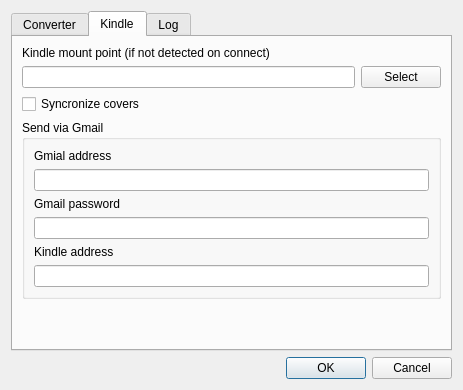
First picture: the form in ui/SettingsDialog.ui, repository rupor-github/fb2mobi, before the edit.
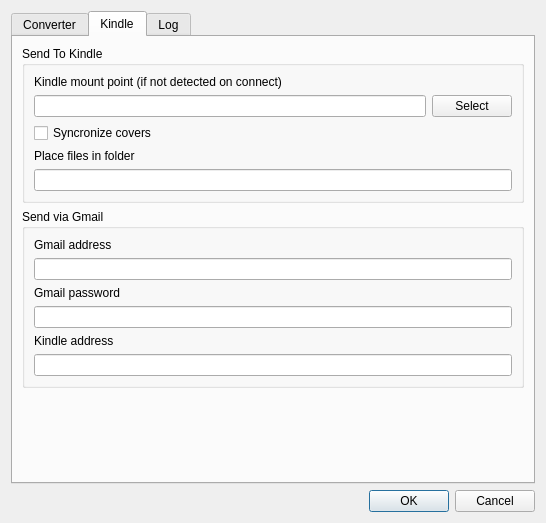
Second picture: the form after the edit. The open tabs and pages were chosen to show the change.

What changed in the file:
```diff
--- a/ui/SettingsDialog.ui
+++ b/ui/SettingsDialog.ui
@@ -6,8 +6,8 @@
    <rect>
     <x>0</x>
     <y>0</y>
-    <width>463</width>
-    <height>390</height>
+    <width>546</width>
+    <height>523</height>
    </rect>
   </property>
   <property name="windowTitle">
@@ -173,6 +173,14 @@
       <attribute name="title">
        <string>Kindle</string>
       </attribute>
+      <layout class="QGridLayout" name="gridLayout_5">
+       <item row="0" column="0">
+        <layout class="QVBoxLayout" name="verticalLayout_6">
+         <item>
+          <widget class="QGroupBox" name="groupBox_2">
+           <property name="title">
+            <string>Send To Kindle</string>
+           </property>
       <layout class="QGridLayout" name="gridLayout_4">
        <item row="0" column="0">
         <layout class="QVBoxLayout" name="verticalLayout_5">
@@ -211,6 +219,21 @@
           </widget>
          </item>
          <item>
+               <widget class="QLabel" name="label_9">
+                <property name="text">
+                 <string>Place files in folder</string>
+                </property>
+               </widget>
+              </item>
+              <item>
+               <widget class="QLineEdit" name="lineKindleDocsSubfolder"/>
+              </item>
+             </layout>
+            </item>
+           </layout>
+          </widget>
+         </item>
+         <item>
           <widget class="QGroupBox" name="groupBox">
            <property name="title">
             <string>Send via Gmail</string>
@@ -221,7 +244,7 @@
               <item>
                <widget class="QLabel" name="label_3">
                 <property name="text">
-                 <string>Gmial address</string>
+                 <string>Gmail address</string>
                 </property>
                </widget>
               </item>
```
Lines whose indentation alone changed are shown as unchanged.
